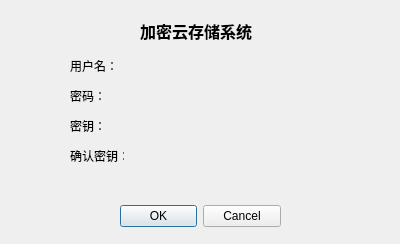
Old version of the form CloudSys_Qt/login.ui in the repository songzhj/CloudSys.
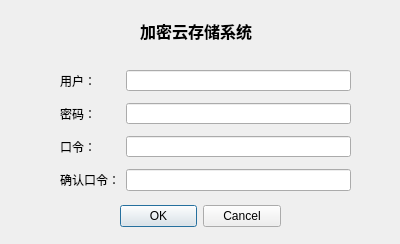
New version of the form.

```diff
--- a/CloudSys_Qt/login.ui
+++ b/CloudSys_Qt/login.ui
@@ -29,32 +29,6 @@
     <set>QDialogButtonBox::Cancel|QDialogButtonBox::Ok</set>
    </property>
   </widget>
-  <widget class="QLabel" name="label">
-   <property name="geometry">
-    <rect>
-     <x>70</x>
-     <y>60</y>
-     <width>54</width>
-     <height>12</height>
-    </rect>
-   </property>
-   <property name="text">
-    <string>用户名：</string>
-   </property>
-  </widget>
-  <widget class="QLabel" name="label_2">
-   <property name="geometry">
-    <rect>
-     <x>70</x>
-     <y>90</y>
-     <width>54</width>
-     <height>12</height>
-    </rect>
-   </property>
-   <property name="text">
-    <string>密码：</string>
-   </property>
-  </widget>
   <widget class="QLabel" name="label_3">
    <property name="geometry">
     <rect>
@@ -76,31 +50,67 @@
     <string>加密云存储系统</string>
    </property>
   </widget>
-  <widget class="QLabel" name="label_4">
+  <widget class="QWidget" name="formLayoutWidget">
    <property name="geometry">
     <rect>
-     <x>70</x>
-     <y>120</y>
-     <width>54</width>
-     <height>12</height>
+     <x>60</x>
+     <y>70</y>
+     <width>291</width>
+     <height>121</height>
     </rect>
    </property>
-   <property name="text">
-    <string>密钥：</string>
-   </property>
-  </widget>
-  <widget class="QLabel" name="label_5">
-   <property name="geometry">
-    <rect>
-     <x>70</x>
-     <y>150</y>
-     <width>54</width>
-     <height>12</height>
-    </rect>
-   </property>
-   <property name="text">
-    <string>确认密钥：</string>
-   </property>
+   <layout class="QFormLayout" name="formLayout">
+    <property name="horizontalSpacing">
+     <number>6</number>
+    </property>
+    <property name="verticalSpacing">
+     <number>12</number>
+    </property>
+    <item row="0" column="0">
+     <widget class="QLabel" name="label">
+      <property name="text">
+       <string>用户：</string>
+      </property>
+     </widget>
+    </item>
+    <item row="0" column="1">
+     <widget class="QLineEdit" name="lineEdit"/>
+    </item>
+    <item row="1" column="0">
+     <widget class="QLabel" name="label_2">
+      <property name="text">
+       <string>密码：</string>
+      </property>
+     </widget>
+    </item>
+    <item row="2" column="0">
+     <widget class="QLabel" name="label_4">
+      <property name="text">
+       <string>口令：</string>
+      </property>
+     </widget>
+    </item>
+    <item row="3" column="0">
+     <widget class="QLabel" name="label_5">
+      <property name="text">
+       <string>确认口令：</string>
+      </property>
+     </widget>
+    </item>
+    <item row="1" column="1">
+     <widget class="QLineEdit" name="lineEdit_2">
+      <property name="inputMethodHints">
+       <set>Qt::ImhNone</set>
+      </property>
+     </widget>
+    </item>
+    <item row="2" column="1">
+     <widget class="QLineEdit" name="lineEdit_3"/>
+    </item>
+    <item row="3" column="1">
+     <widget class="QLineEdit" name="lineEdit_4"/>
+    </item>
+   </layout>
   </widget>
  </widget>
  <resources/>
```
